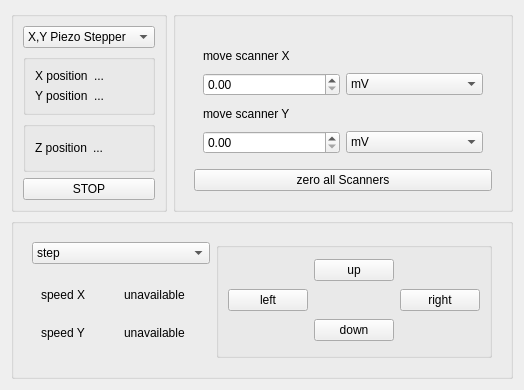
Above: hyperion/view/position/attocube.ui from caldarolamartin/hyperion before the change. Below: the same form after it.
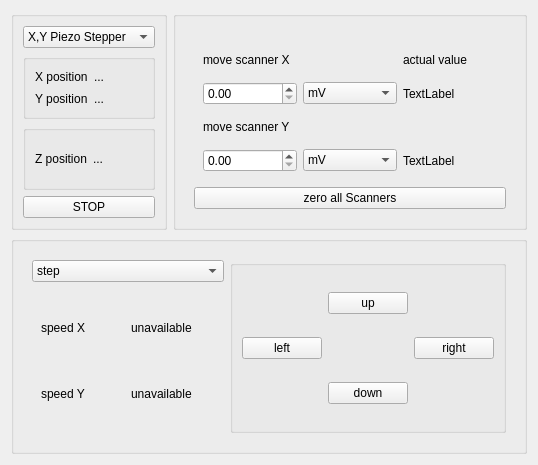
That is the form after the change. The open tabs and pages were chosen to show the change.

Commit message: attocube gui now also shows actual dc level on scanner piezos

```diff
--- a/hyperion/view/position/attocube.ui
+++ b/hyperion/view/position/attocube.ui
@@ -6,8 +6,8 @@
    <rect>
     <x>0</x>
     <y>0</y>
-    <width>518</width>
-    <height>390</height>
+    <width>538</width>
+    <height>465</height>
    </rect>
   </property>
   <property name="windowTitle">
@@ -341,6 +341,13 @@
                 </property>
                </widget>
               </item>
+              <item row="0" column="2">
+               <widget class="QLabel" name="label">
+                <property name="text">
+                 <string>actual value</string>
+                </property>
+               </widget>
+              </item>
               <item row="1" column="0">
                <widget class="QDoubleSpinBox" name="doubleSpinBox_scannerX">
                 <property name="suffix">
@@ -365,6 +372,13 @@
                 </item>
                </widget>
               </item>
+              <item row="1" column="2">
+               <widget class="QLabel" name="scan_positionX">
+                <property name="text">
+                 <string>TextLabel</string>
+                </property>
+               </widget>
+              </item>
               <item row="2" column="0">
                <widget class="QLabel" name="label_scannerY">
                 <property name="text">
@@ -396,6 +410,13 @@
                 </item>
                </widget>
               </item>
+              <item row="3" column="2">
+               <widget class="QLabel" name="scan_positionY">
+                <property name="text">
+                 <string>TextLabel</string>
+                </property>
+               </widget>
+              </item>
              </layout>
             </widget>
            </widget>
```
Left out of the diff: 30 changed lines with no effect on the pictures. The commit also changes 2 other files.
